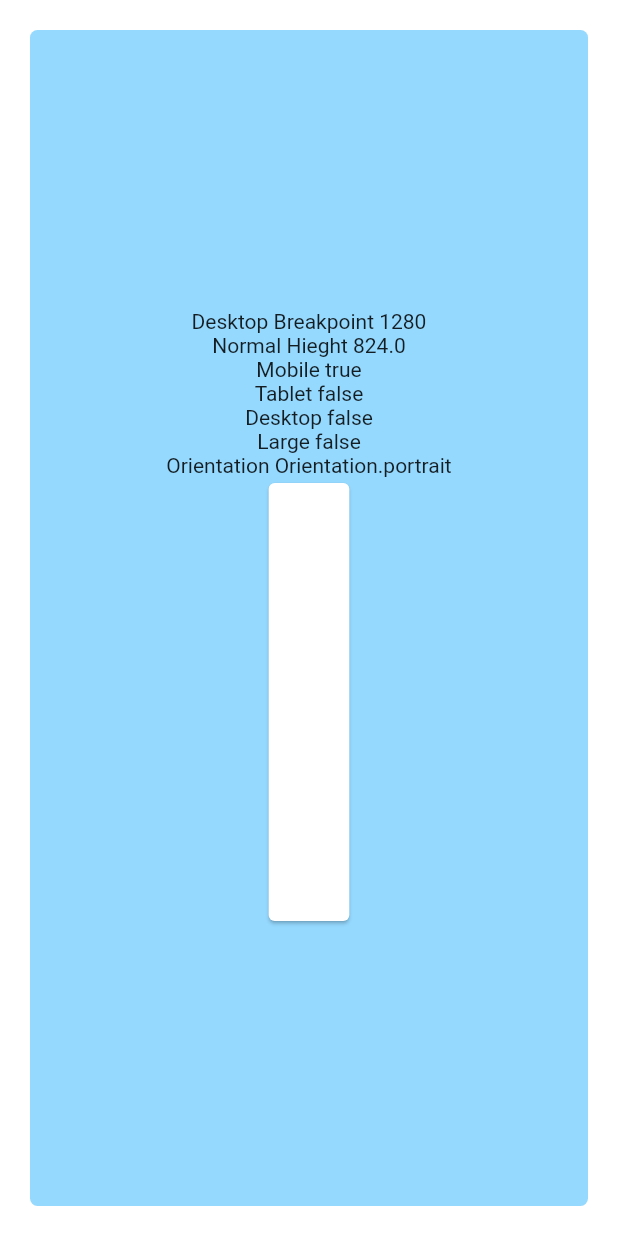
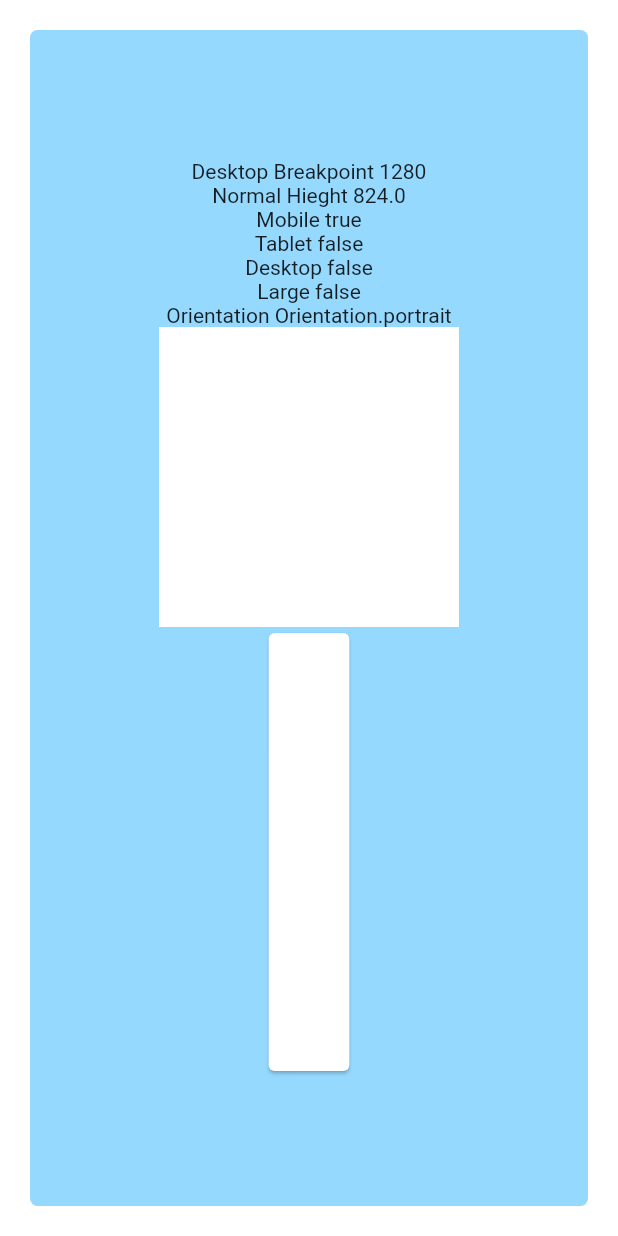
Before and after one commit to rexthecoder/Bamboo, a Flutter app: the screen it shows after launch, on a phone screen of 412 x 824 dp. Run offline on Flutter 3.47's test engine with Material 2 defaults, Android fonts, the light colour scheme and no system bars; our stand-ins replace rxdart.

Commit message:
updated: example cases

```diff
--- a/example/lib/foundation.dart
+++ b/example/lib/foundation.dart
@@ -29,6 +29,18 @@ class FoundationWidget extends StatelessWidget {
               Text("Desktop ${context.isDesktop}"),
               Text("Large ${context.isLarge}"),
               Text("Orientation ${context.orientation}"),
+              BambooWidget(
+                mobile: Container(
+                  height: 200,
+                  width: 200,
+                  color: Colors.white,
+                ),
+                desktop: Container(
+                  height: 200,
+                  width: 200,
+                  color: Colors.red,
+                ),
+              ),
               SizedBox(
                 key: Mode.only(
                   context: context,
```
